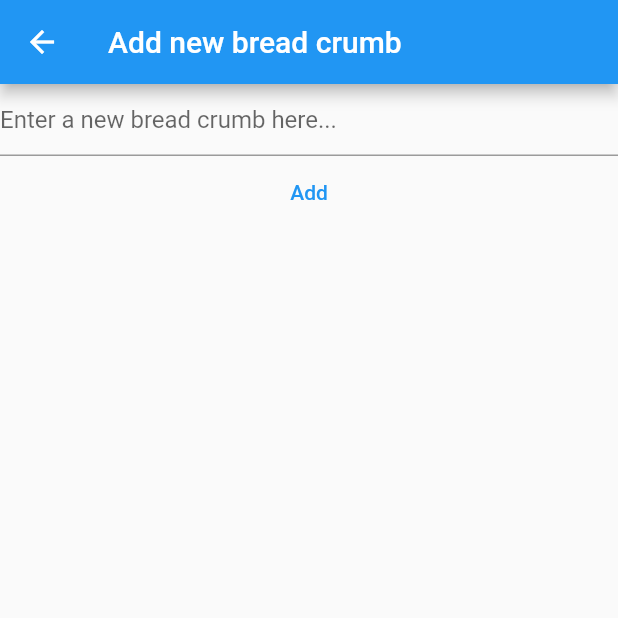
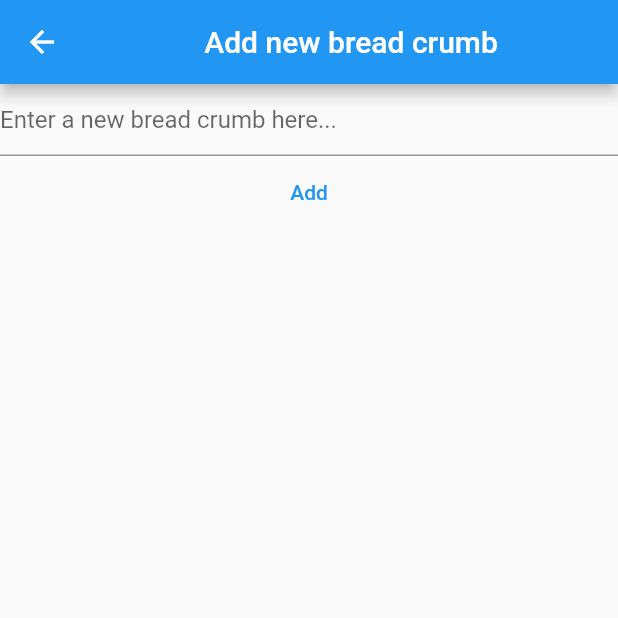
Before and after one commit to franzrupal/provider, a Flutter app: the screen it shows after launch, after a tap on "Add new breadcrumb", on a phone screen of 412 x 824 dp, the top half of it. Run offline on Flutter 3.47's test engine with Material 2 defaults, Android fonts, the phone set to English and light mode, and no system bars.

Commit message:
breadcrumb Final

```diff
--- a/breadcrumb_provider/lib/main.dart
+++ b/breadcrumb_provider/lib/main.dart
@@ -37,7 +37,7 @@ class BreadCrumb {
   @override
   int get hashCode => uuid.hashCode;
 
-  String get title => name + (isActive ? '>' : '');
+  String get title => name + (isActive ? ' > ' : '');
 }
 
 class BreadCrumbProvider extends ChangeNotifier {
@@ -87,21 +87,35 @@ class HomePage extends StatelessWidget {
         title: const Text('Home Page'),
         centerTitle: true,
       ),
-      body: Column(children: [
+      body: Column(
+        children: [
+          Align(
+            alignment: Alignment.topLeft,
+            child:
                 Consumer<BreadCrumbProvider>(builder: (context, value, child) {
               return BreadCrumbWidget(breadCrumbs: value.items);
             }),
+          ),
+          const SizedBox(height: 20),
+          Column(
+            children: [
               TextButton(
                 onPressed: () {
                   Navigator.of(context).pushNamed('/new');
                 },
-            child: const Text('Add new breadcrumb')),
+                child: const Text('Add new breadcrumb'),
+              ),
+              const SizedBox(height: 10),
               TextButton(
                 onPressed: () {
                   context.read<BreadCrumbProvider>().reset();
                 },
-            child: const Text('Reset')),
-      ]),
+                child: const Text('Reset'),
+              ),
+            ],
+          ),
+        ],
+      ),
     );
   }
 }
@@ -132,8 +146,10 @@ class _NewBreadCrumbWidgetState extends State<NewBreadCrumbWidget> {
   Widget build(BuildContext context) {
     return Scaffold(
       appBar: AppBar(
-        title: const Text(
+        title: const Center(
+          child: Text(
             'Add new bread crumb',
+          ),
         ),
       ),
       body: Column(children: [
@@ -145,9 +161,13 @@ class _NewBreadCrumbWidgetState extends State<NewBreadCrumbWidget> {
         TextButton(
             onPressed: () {
               final text = _controller.text;
+              if (text.isNotEmpty) {
                 final breadCrumb = BreadCrumb(isActive: false, name: text);
-              context.read()<BreadCrumbProvider>().add(breadCrumb);
+                context.read<BreadCrumbProvider>().add(
+                      breadCrumb,
+                    );
                 Navigator.of(context).pop();
+              }
             },
             child: const Text('Add'))
       ]),
```
Lines whose indentation alone changed are shown as unchanged.
